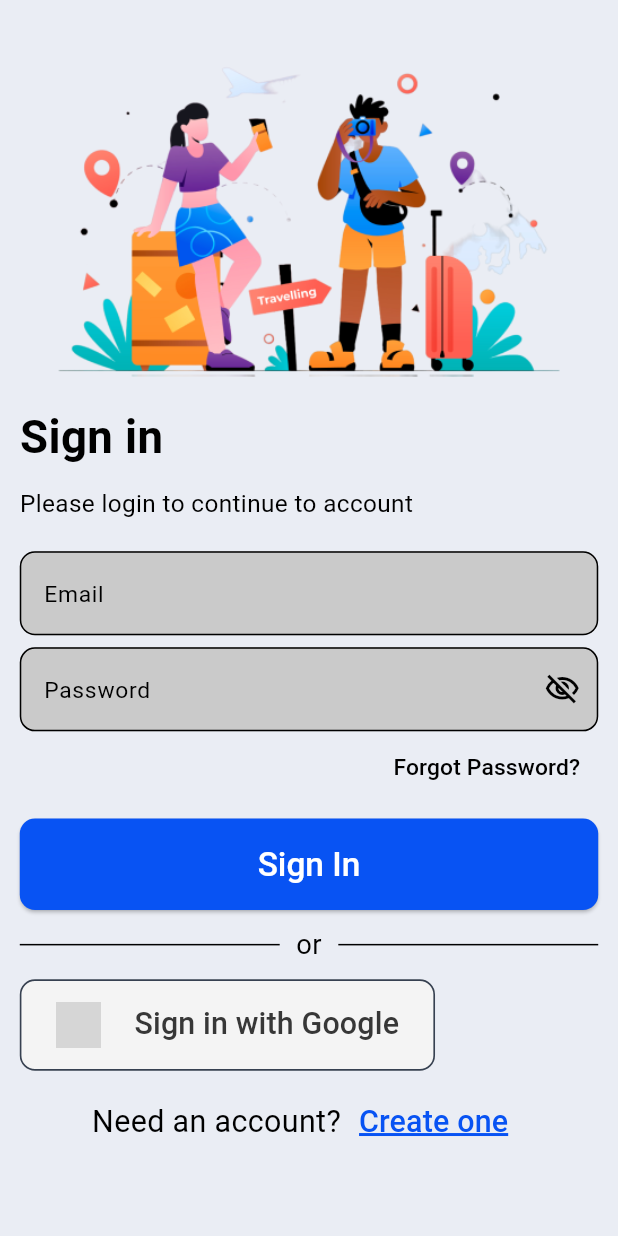
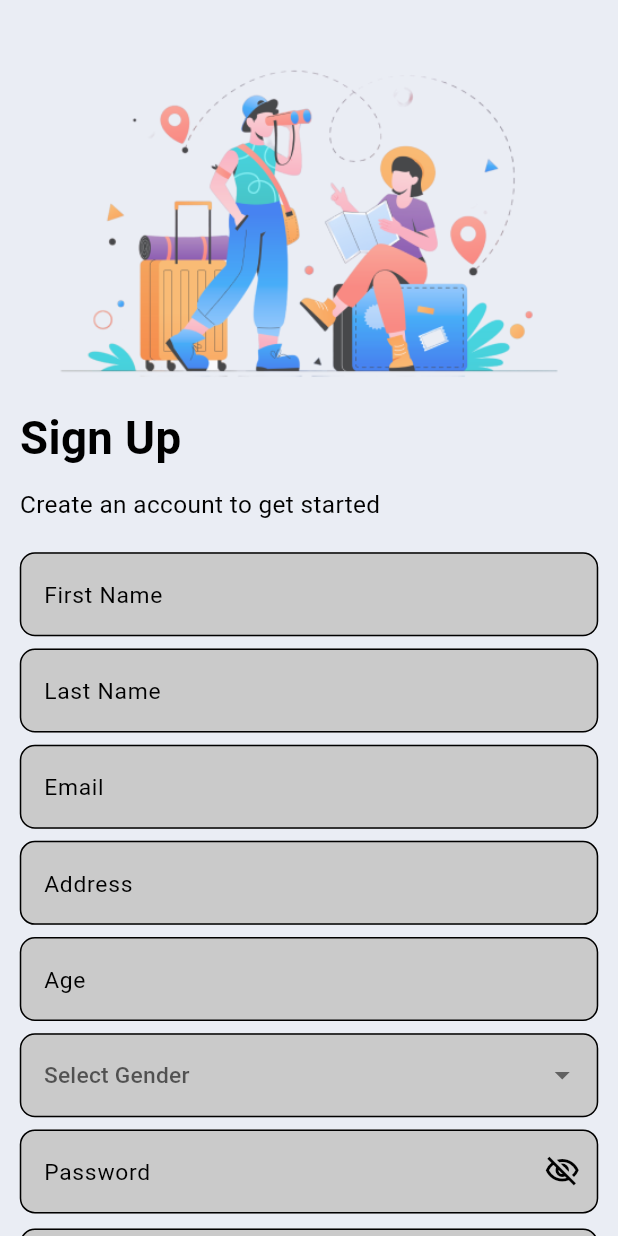
Before and after one commit to SolomonB127/TripBudgeter, a Flutter app: the screen it shows after launch, after a tap on "Skip Tour", on a phone screen of 412 x 824 dp. Run offline on Flutter 3.47's test engine with Material 3 defaults, Android fonts, the phone set to English and light mode, and no system bars; our stand-ins replace cloud_firestore, firebase_auth, firebase_core, flutter_screenutil, smooth_page_indicator; accounts and stored records are empty; grey boxes are pictures that could not be loaded.

Commit message:
Done with the signUp and login auth

```diff
--- a/lib/components/splash_screen.dart
+++ b/lib/components/splash_screen.dart
@@ -1,6 +1,5 @@
 import 'package:flutter/material.dart';
 
-import 'package:trip_budgeter/pages/onboarding.dart';
 import 'package:trip_budgeter/services/auth/auth_gate.dart';
 
 class SplashScreen extends StatefulWidget {
--- a/lib/pages/Onboarding/page_one.dart
+++ b/lib/pages/Onboarding/page_one.dart
@@ -29,7 +29,7 @@ class PageOne extends StatelessWidget {
               const Text(
                 "Take control of your travel expenses with our budget app! Effortlessly track spending, set limits, and maximize your trips without breaking the bank. Welcome to a smarter way to explore the world while staying on budget!",
                 textAlign: TextAlign.center,
-                style: TextStyle(fontWeight: FontWeight.w600, fontSize: 11.0),
+                style: TextStyle(fontWeight: FontWeight.w400, fontSize: 15.0),
               ),
             ],
           ),
--- a/lib/pages/Onboarding/page_three.dart
+++ b/lib/pages/Onboarding/page_three.dart
@@ -30,7 +30,7 @@ class PageThree extends StatelessWidget {
                   "Embrace the joy of travel! Explore new horizons, savor every moment, and create lasting memories. Your journey begins here. Enjoy the trip!",
                   textAlign: TextAlign.center,
                   style:
-                      TextStyle(fontWeight: FontWeight.w600, fontSize: 11.0)),
+                      TextStyle(fontWeight: FontWeight.w400, fontSize: 15.0)),
             ],
           ),
         ),
--- a/lib/pages/Onboarding/page_two.dart
+++ b/lib/pages/Onboarding/page_two.dart
@@ -33,7 +33,7 @@ class PageTwo extends StatelessWidget {
               const Text(
                   "Indulge in tranquility and comfort. Choose your perfect resting place with us, where serenity meets luxury. Select a haven that resonates with your soul. Your ultimate relaxation awaits.",
                   textAlign: TextAlign.center,
-                  style: TextStyle(fontWeight: FontWeight.w600, fontSize: 11.0))
+                  style: TextStyle(fontWeight: FontWeight.w400, fontSize: 15.0))
             ],
           ),
         ),
--- a/lib/pages/onboarding.dart
+++ b/lib/pages/onboarding.dart
@@ -3,7 +3,7 @@ import 'package:smooth_page_indicator/smooth_page_indicator.dart';
 import 'package:trip_budgeter/pages/Onboarding/page_one.dart';
 import 'package:trip_budgeter/pages/Onboarding/page_three.dart';
 import 'package:trip_budgeter/pages/Onboarding/page_two.dart';
-import 'package:trip_budgeter/pages/sign_in.dart';
+import 'package:trip_budgeter/pages/sign_up.dart';
 
 class OnBoarding extends StatefulWidget {
   const OnBoarding({super.key});
@@ -59,7 +59,7 @@ class _OnBoardingState extends State<OnBoarding> {
                       if (currentIndex == 0) {
                         Navigator.of(context).pushReplacement(
                           MaterialPageRoute(
-                              builder: (context) => const Signin()),
+                              builder: (context) => const Signup()),
                         );
                       } else {
                         setState(() {
@@ -101,7 +101,7 @@ class _OnBoardingState extends State<OnBoarding> {
                         Navigator.of(context).pushReplacement(
                           MaterialPageRoute(
                               builder: (context) =>
-                                  const Signin()), // Navigate to SignIn page
+                                  const Signup()), // Navigate to SignIn page
                         );
                       } else {
                         setState(() {
--- a/lib/pages/sign_in.dart
+++ b/lib/pages/sign_in.dart
@@ -1,18 +1,21 @@
 import 'package:flutter/material.dart';
 import 'package:flutter_screenutil/flutter_screenutil.dart';
 import 'package:provider/provider.dart';
+import 'package:trip_budgeter/components/splash_screen.dart';
 import 'package:trip_budgeter/constants/validators.dart';
 import 'package:trip_budgeter/pages/home.dart';
+import 'package:trip_budgeter/pages/sign_up.dart';
+import 'package:trip_budgeter/services/auth/auth_gate.dart';
 import 'package:trip_budgeter/services/auth/auth_service.dart';
 
-class Signin extends StatefulWidget {
-  const Signin({super.key});
+class SignIn extends StatefulWidget {
+  const SignIn({super.key});
 
   @override
-  State<Signin> createState() => _SigninState();
+  State<SignIn> createState() => _SignInState();
 }
 
-class _SigninState extends State<Signin> {
+class _SignInState extends State<SignIn> {
   late final TextEditingController emailController;
   late final TextEditingController passwordController;
   bool obscure = true;
@@ -39,17 +42,25 @@ class _SigninState extends State<Signin> {
         emailController.text,
         passwordController.text,
       );
+
+      // Navigate to the Splash page after successful sign-in
+      Navigator.pushAndRemoveUntil(
+        context,
+        MaterialPageRoute(
+            builder: (context) =>
+                const SplashScreen()), // Replace with your splash page
+        (Route<dynamic> route) => false, // Remove all previous routes
+      );
     } catch (e) {
       // Show error in SnackBar
-      // ignore: use_build_context_synchronously
       ScaffoldMessenger.of(context).showSnackBar(
-        SnackBar(
+        const SnackBar(
           content: Text(
-          e.toString(),
+            "Incorrect email or Password",
             style: TextStyle(color: Colors.white),
-        )),
+          ),
+        ),
       );
-      print("Sign-in error: $e"); // Additional logging for debugging
     }
   }
 
@@ -113,7 +124,7 @@ class _SigninState extends State<Signin> {
                     onPressed: () {},
                     child: Text(
                       "Forgot Password?",
-                      style: TextStyle(color: Colors.black, fontSize: 15.sp),
+                      style: TextStyle(color: Colors.black, fontSize: 11.sp),
                     ),
                   ),
                 ],
@@ -152,7 +163,7 @@ class _SigninState extends State<Signin> {
                   ),
                   Padding(
                     padding: EdgeInsets.symmetric(horizontal: 10.w),
-                    child: Text("or", style: TextStyle(fontSize: 18.sp)),
+                    child: Text("or", style: TextStyle(fontSize: 12.sp)),
                   ),
                   const Expanded(
                     child: Divider(thickness: 1),
@@ -199,19 +210,28 @@ class _SigninState extends State<Signin> {
               Row(
                 mainAxisAlignment: MainAxisAlignment.center,
                 children: [
-                  Text("Need an account?", style: TextStyle(fontSize: 20.sp)),
+                  Text("Need an account?", style: TextStyle(fontSize: 13.sp)),
                   TextButton(
                     onPressed: () {},
+                    child: GestureDetector(
+                      onTap: () {
+                        Navigator.pushReplacement(
+                          context,
+                          MaterialPageRoute(
+                              builder: (context) => const Signup()),
+                        );
+                      },
                       child: Text(
                         "Create one",
                         style: TextStyle(
-                        fontSize: 20.sp,
+                          fontSize: 12.sp,
                           color: Theme.of(context).colorScheme.inversePrimary,
                           decoration: TextDecoration.underline,
                           decorationStyle: TextDecorationStyle.solid,
                           decorationColor:
                               Theme.of(context).colorScheme.inversePrimary,
                           decorationThickness: 2,
+                        ),
                       ),
                     ),
                   ),
--- /dev/null
+++ b/lib/pages/sign_up.dart
@@ -0,0 +1,359 @@
+import 'package:firebase_auth/firebase_auth.dart';
+import 'package:flutter/material.dart';
+import 'package:flutter_screenutil/flutter_screenutil.dart';
+import 'package:provider/provider.dart';
+import 'package:trip_budgeter/components/splash_screen.dart';
+import 'package:trip_budgeter/services/auth/auth_service.dart';
+import 'package:cloud_firestore/cloud_firestore.dart';
+
+class Signup extends StatefulWidget {
+  const Signup({Key? key}) : super(key: key);
+
+  @override
+  State<Signup> createState() => _SignupState();
+}
+
+class _SignupState extends State<Signup> {
+  late final TextEditingController emailController;
+  late final TextEditingController passwordController;
+  late final TextEditingController confirmPasswordController;
+  late final TextEditingController firstNameController;
+  late final TextEditingController addressController;
+  late final TextEditingController ageController;
+  late final TextEditingController lastNameController;
+
+  String errorMessage = "";
+  bool obscurePassword = true;
+  bool obscureConfirmPassword = true;
+  String? selectedGender; // Variable to hold selected gender
+
+  @override
+  void initState() {
+    super.initState();
+    emailController = TextEditingController();
+    passwordController = TextEditingController();
+    confirmPasswordController = TextEditingController();
+    firstNameController = TextEditingController();
+    addressController = TextEditingController();
+    ageController = TextEditingController();
+    lastNameController = TextEditingController();
+  }
+
+  @override
+  void dispose() {
+    emailController.dispose();
+    passwordController.dispose();
+    confirmPasswordController.dispose();
+    firstNameController.dispose();
+    addressController.dispose();
+    ageController.dispose();
+    lastNameController.dispose();
+    super.dispose();
+  }
+
+  Future<bool> checkEmailExists(String email) async {
+    QuerySnapshot snapshot = await FirebaseFirestore.instance
+        .collection('users')
+        .where('email', isEqualTo: email)
+        .get();
+    return snapshot.docs.isNotEmpty; // Returns true if email exists
+  }
+
+  bool validateFields() {
+    if (firstNameController.text.isEmpty) {
+      setState(() {
+        errorMessage = "First name is required.";
+      });
+      return false;
+    }
+    if (lastNameController.text.isEmpty) {
+      setState(() {
+        errorMessage = "Last name is required.";
+      });
+      return false;
+    }
+    if (emailController.text.isEmpty ||
+        !RegExp(r'^[^@]+@[^@]+\.[^@]+').hasMatch(emailController.text)) {
+      setState(() {
+        errorMessage = "Please enter a valid email.";
+      });
+      return false;
+    }
+    if (addressController.text.isEmpty) {
+      setState(() {
+        errorMessage = "Address is required.";
+      });
+      return false;
+    }
+    if (ageController.text.isEmpty ||
+        int.tryParse(ageController.text) == null ||
+        int.parse(ageController.text) < 16 ||
+        int.parse(ageController.text) > 100) {
+      setState(() {
+        errorMessage = "You must be at least 16 to register.";
+      });
+      return false;
+    }
+    if (selectedGender == null) {
+      setState(() {
+        errorMessage = "Gender is required.";
+      });
+      return false;
+    }
+    if (passwordController.text.isEmpty || passwordController.text.length < 6) {
+      setState(() {
+        errorMessage = "Password must be at least 6 characters.";
+      });
+      return false;
+    }
+    if (confirmPasswordController.text != passwordController.text) {
+      setState(() {
+        errorMessage = "Passwords do not match.";
+      });
+      return false;
+    }
+    return true;
+  }
+
+  void signUp() async {
+    final authService = Provider.of<AuthService>(context, listen: false);
+
+    // Validate fields
+    if (!validateFields()) {
+      ScaffoldMessenger.of(context).showSnackBar(
+        SnackBar(
+          content: Text(
+            errorMessage,
+            style: const TextStyle(color: Colors.white),
+          ),
+        ),
+      );
+      return;
+    }
+
+    // Check if email already exists
+    bool emailExists = await checkEmailExists(emailController.text);
+    if (emailExists) {
+      ScaffoldMessenger.of(context).showSnackBar(
+        const SnackBar(
+          content: Text(
+            "Email already in use. Please use a different email.",
+            style: TextStyle(color: Colors.white),
+          ),
+        ),
+      );
+      return;
+    }
+
+    try {
+      await authService.signUp(
+        emailController.text,
+        passwordController.text,
+        firstNameController.text,
+        lastNameController.text,
+        addressController.text,
+        selectedGender!, // Pass the selected gender
+        int.parse(ageController.text),
+      );
+
+      // Navigate to HomePage after successful signup
+      Navigator.pushAndRemoveUntil(
+        // ignore: use_build_context_synchronously
+        context,
+        MaterialPageRoute(
+          builder: (context) =>
+              const SplashScreen(), // Replace with your splash page
+        ),
+        (Route<dynamic> route) => false, // Remove all previous routes
+      );
+    } catch (e) {
+      setState(() {
+        errorMessage = e.toString();
+      });
+      ScaffoldMessenger.of(context).showSnackBar(
+        SnackBar(
+          content: Text(
+            errorMessage,
+            style: const TextStyle(color: Colors.white),
+          ),
+        ),
+      );
+    }
+  }
+
+  @override
+  Widget build(BuildContext context) {
+    return Scaffold(
+      backgroundColor: const Color(0xffeaedf4),
+      resizeToAvoidBottomInset: true,
+      body: SafeArea(
+        child: SingleChildScrollView(
+          padding: EdgeInsets.all(12.0.w),
+          child: Column(
+            crossAxisAlignment: CrossAxisAlignment.start,
+            children: [
+              Image.asset("assets/images/sign up.png"),
+              Text(
+                "Sign Up",
+                style: TextStyle(fontWeight: FontWeight.bold, fontSize: 30.sp),
+              ),
+              SizedBox(height: 10.h),
+              Text(
+                "Create an account to get started",
+                style: TextStyle(fontSize: 16.sp),
+              ),
+              SizedBox(height: 20.h),
+              TextFormField(
+                controller: firstNameController,
+                decoration: InputDecoration(
+                  hintText: "First Name",
+                  hintStyle: TextStyle(fontSize: 15.sp),
+                ),
+              ),
+              SizedBox(height: 8.h),
+              TextFormField(
+                controller: lastNameController,
+                decoration: InputDecoration(
+                  hintText: "Last Name",
+                  hintStyle: TextStyle(fontSize: 15.sp),
+                ),
+              ),
+              SizedBox(height: 8.h),
+              TextFormField(
+                controller: emailController,
+                decoration: InputDecoration(
+                  hintText: "Email",
+                  hintStyle: TextStyle(fontSize: 15.sp),
+                ),
+              ),
+              SizedBox(height: 8.h),
+              TextFormField(
+                controller: addressController,
+                decoration: InputDecoration(
+                  hintText: "Address",
+                  hintStyle: TextStyle(fontSize: 15.sp),
+                ),
+              ),
+              SizedBox(height: 8.h),
+              TextFormField(
+                controller: ageController,
+                decoration: InputDecoration(
+                  hintText: "Age",
+                  hintStyle: TextStyle(fontSize: 15.sp),
+                ),
+                keyboardType: TextInputType.number,
+              ),
+              SizedBox(height: 8.h),
+              // Gender Dropdown
+              DropdownButtonFormField<String>(
+                value: selectedGender,
+                hint: Text('Select Gender', style: TextStyle(fontSize: 15.sp)),
+                items: <String>['Male', 'Female', 'Other']
+                    .map<DropdownMenuItem<String>>((String value) {
+                  return DropdownMenuItem<String>(
+                    value: value,
+                    child: Text(value),
+                  );
+                }).toList(),
+                onChanged: (String? newValue) {
+                  setState(() {
+                    selectedGender = newValue;
+                  });
+                },
+              ),
+              SizedBox(height: 8.h),
+              TextFormField(
+                controller: passwordController,
+                obscureText: obscurePassword,
+                decoration: InputDecoration(
+                  hintText: "Password",
+                  hintStyle: TextStyle(fontSize: 15.sp),
+                  suffixIcon: IconButton(
+                    icon: Icon(
+                      obscurePassword
+                          ? Icons.visibility_off_outlined
+                          : Icons.visibility_outlined,
+                    ),
+                    onPressed: () {
+                      setState(() {
+                        obscurePassword = !obscurePassword;
+                      });
+                    },
+                  ),
+                ),
+              ),
+              SizedBox(height: 10.h),
+              TextFormField(
+                controller: confirmPasswordController,
+                obscureText: obscureConfirmPassword,
+                decoration: InputDecoration(
+                  hintText: "Confirm Password",
+                  hintStyle: TextStyle(fontSize: 15.sp),
+                  suffixIcon: IconButton(
+                    icon: Icon(
+                      obscureConfirmPassword
+                          ? Icons.visibility_off_outlined
+                          : Icons.visibility_outlined,
+                    ),
+                    onPressed: () {
+                      setState(() {
+                        obscureConfirmPassword = !obscureConfirmPassword;
+                      });
+                    },
+                  ),
+                ),
+              ),
+              SizedBox(height: 10.h),
+              ElevatedButton(
+                onPressed: signUp,
+                style: ButtonStyle(
+                  minimumSize:
+                      MaterialStateProperty.all(Size(double.infinity, 60.h)),
+                  textStyle: MaterialStateProperty.all(
+                    TextStyle(fontSize: 22.sp, fontWeight: FontWeight.w500),
+                  ),
+                  shape: MaterialStateProperty.all(
+                    RoundedRectangleBorder(
+                      borderRadius: BorderRadius.circular(10.r),
+                    ),
+                  ),
+                  backgroundColor: MaterialStateProperty.all(
+                    Theme.of(context).colorScheme.inversePrimary,
+                  ),
+                ),
+                child: const Text(
+                  "Sign Up",
+                  style: TextStyle(
+                    color: Colors.white,
+                  ),
+                ),
+              ),
+              SizedBox(height: 10.h),
+              Row(
+                mainAxisAlignment: MainAxisAlignment.center,
+                children: [
+                  Text("Already have an account?",
+                      style: TextStyle(fontSize: 20.sp)),
+                  TextButton(
+                    onPressed: () {
+                      Navigator.pop(context);
+                    },
+                    child: Text(
+                      "Sign In",
+                      style: TextStyle(
+                        fontSize: 20.sp,
+                        color: Theme.of(context).colorScheme.inversePrimary,
+                        decoration: TextDecoration.underline,
+                      ),
+                    ),
+                  ),
+                ],
+              ),
+              SizedBox(height: 30.h),
+            ],
+          ),
+        ),
+      ),
+    );
+  }
+}
--- a/lib/services/auth/auth_gate.dart
+++ b/lib/services/auth/auth_gate.dart
@@ -19,8 +19,7 @@ class AuthGate extends StatelessWidget {
               return const OnBoarding(); // User is not signed in
             }
           }
-          return const Center(
-              child: CircularProgressIndicator()); // Loading state
+          return const Center(child: CircularProgressIndicator()); // Loading state
         },
       ),
     );
--- a/lib/services/auth/auth_service.dart
+++ b/lib/services/auth/auth_service.dart
@@ -1,19 +1,16 @@
+import 'package:cloud_firestore/cloud_firestore.dart';
 import 'package:firebase_auth/firebase_auth.dart';
 import 'package:flutter/material.dart';
 import 'package:trip_budgeter/services/users.dart';
 
 class AuthService extends ChangeNotifier {
   final FirebaseAuth _firebaseAuth = FirebaseAuth.instance;
-
+  final FirebaseFirestore _firebaseFirestore = FirebaseFirestore.instance;
   Future<UserCredential> signInWithEmailAndPassword(
       String email, String password) async {
     try {
       UserCredential userCredential = await _firebaseAuth
           .signInWithEmailAndPassword(email: email, password: password);
-
-      // Ensure user profile is added or updated after sign-in
-      await User_Profile.addUser(
-          userCredential.user!.uid, userCredential.user!.email!);
 
       return userCredential;
     } on FirebaseAuthException catch (e) {
@@ -21,18 +18,35 @@ class AuthService extends ChangeNotifier {
     }
   }
 
-  Future<UserCredential> signUp(String email, String password) async {
+  Future<UserCredential> signUp(String email, String password, String firstName,
+      String lastName, String address, String gender, int age) async {
     try {
       UserCredential userCredential = await _firebaseAuth
           .createUserWithEmailAndPassword(email: email, password: password);
 
       // Add user profile after successful sign-up
+      // _firebaseFirestore
+      //     .collection("users")
+      //     .doc(userCredential.user!.uid)
+      //     .set({
+
+      //     });
       await User_Profile.addUser(
-          userCredential.user!.uid, userCredential.user!.email!);
+          userCredential.user!.uid,
+          userCredential.user!.email!,
+          firstName,
+          lastName,
+          gender,
+          address,
+          age);
 
       return userCredential;
     } on FirebaseAuthException catch (e) {
       throw Exception(e.code);
     }
   }
+
+  Future<void> signOut() async {
+    await FirebaseAuth.instance.signOut();
+  }
 }
--- a/lib/services/users.dart
+++ b/lib/services/users.dart
@@ -1,11 +1,13 @@
 import 'package:cloud_firestore/cloud_firestore.dart';
 
+// ignore: camel_case_types
 class User_Profile {
   final String? userId;
   final String? email;
   final String? firstName;
   final String? lastName;
   final String? gender;
+  final String? address;
   final int? age;
 
   User_Profile({
@@ -14,30 +16,39 @@ class User_Profile {
     this.firstName,
     this.lastName,
     this.gender,
+    this.address,
     this.age,
   });
 
-  static CollectionReference users = FirebaseFirestore.instance.collection('users');
+  static CollectionReference users =
+      FirebaseFirestore.instance.collection('users');
 
   // Add or update user profile
-  static Future<void> addUser(String userId, String email) async {
+  static Future<void> addUser(String userId, String email, String firstName,
+      String lastName, String gender, String address, int age) async {
     try {
       // Set user data in Firestore using userId as the document ID
-      await users.doc(userId).set({
-        "userId": userId,
-        "email": email,
-        "firstName": '',  // Default values, can be updated later
-        "lastName": '',
-        "gender": '',
-        "age": 0,
-      }, SetOptions(merge: true));  // SetOptions allows merging with existing data if the doc exists
+      await users.doc(userId).set(
+          {
+            "userId": userId,
+            "email": email,
+            "firstName": firstName, // Default values, can be updated later
+            "lastName": lastName,
+            "gender": gender,
+            "address": address,
+            "age": age,
+          },
+          SetOptions(
+              merge:
+                  true)); // SetOptions allows merging with existing data if the doc exists
     } catch (e) {
       print("Failed to add user: $e");
     }
   }
 
   // Update user data
-  static Future<void> updateUser(String userId, Map<String, dynamic> data) async {
+  static Future<void> updateUser(
+      String userId, Map<String, dynamic> data) async {
     try {
       await users.doc(userId).update(data);
       print("User Updated");
```
Also changed, not shown: lib/pages/home.dart (+34 -2 lines). Lines whose indentation alone changed are shown as unchanged.
